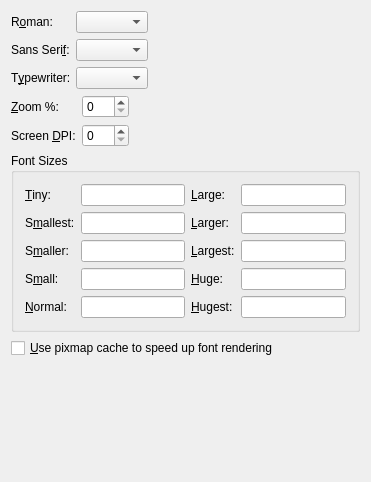
First picture: the form in src/frontends/qt4/ui/PrefScreenFontsUi.ui, repository cburschka/lyx, before the edit.
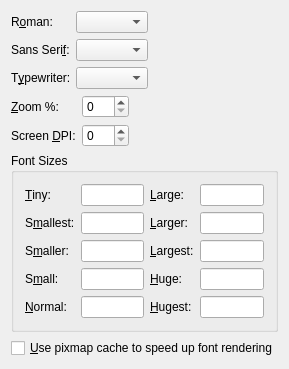
Second picture: the form after the edit. Custom widgets are drawn as their Qt base class.

```diff
--- a/src/frontends/qt4/ui/PrefScreenFontsUi.ui
+++ b/src/frontends/qt4/ui/PrefScreenFontsUi.ui
@@ -1,35 +1,29 @@
 <ui version="4.0" >
  <class>PrefScreenFontsUi</class>
- <widget class="QWidget" name="PrefScreenFontsUi" >
-  <property name="geometry" >
+ <widget class="QWidget" name="PrefScreenFontsUi">
+  <property name="geometry">
    <rect>
     <x>0</x>
     <y>0</y>
-    <width>371</width>
-    <height>482</height>
+    <width>288</width>
+    <height>355</height>
    </rect>
   </property>
   <property name="windowTitle" >
    <string/>
   </property>
-  <layout class="QVBoxLayout" >
-   <property name="margin" >
-    <number>11</number>
-   </property>
-   <property name="spacing" >
-    <number>6</number>
-   </property>
-   <item>
-    <layout class="QHBoxLayout" >
-     <property name="margin" >
-      <number>0</number>
-     </property>
-     <property name="spacing" >
+  <layout class="QGridLayout" name="gridLayout">
+   <item row="0" column="0">
+    <layout class="QHBoxLayout">
+     <property name="spacing">
       <number>6</number>
      </property>
+     <property name="margin">
+      <number>0</number>
+     </property>
      <item>
-      <layout class="QGridLayout" >
-       <property name="margin" >
+      <layout class="QGridLayout">
+       <property name="margin">
         <number>0</number>
        </property>
        <property name="spacing" >
@@ -45,12 +39,10 @@
          </property>
         </widget>
        </item>
-       <item row="1" column="2" >
-        <widget class="GuiFontExample" native="1" name="screenSansFE" >
-         <property name="sizePolicy" >
-          <sizepolicy>
-           <hsizetype>3</hsizetype>
-           <vsizetype>5</vsizetype>
+       <item row="1" column="2">
+        <widget class="GuiFontExample" name="screenSansFE" native="true">
+         <property name="sizePolicy">
+          <sizepolicy hsizetype="MinimumExpanding" vsizetype="Preferred">
            <horstretch>0</horstretch>
            <verstretch>0</verstretch>
           </sizepolicy>
@@ -73,12 +65,10 @@
          </property>
         </widget>
        </item>
-       <item row="0" column="2" >
-        <widget class="GuiFontExample" native="1" name="screenRomanFE" >
-         <property name="sizePolicy" >
-          <sizepolicy>
-           <hsizetype>3</hsizetype>
-           <vsizetype>5</vsizetype>
+       <item row="0" column="2">
+        <widget class="GuiFontExample" name="screenRomanFE" native="true">
+         <property name="sizePolicy">
+          <sizepolicy hsizetype="MinimumExpanding" vsizetype="Preferred">
            <horstretch>0</horstretch>
            <verstretch>0</verstretch>
           </sizepolicy>
@@ -121,12 +111,10 @@
          </property>
         </widget>
        </item>
-       <item row="2" column="2" >
-        <widget class="GuiFontExample" native="1" name="screenTypewriterFE" >
-         <property name="sizePolicy" >
-          <sizepolicy>
-           <hsizetype>3</hsizetype>
-           <vsizetype>5</vsizetype>
+       <item row="2" column="2">
+        <widget class="GuiFontExample" name="screenTypewriterFE" native="true">
+         <property name="sizePolicy">
+          <sizepolicy hsizetype="MinimumExpanding" vsizetype="Preferred">
            <horstretch>0</horstretch>
            <verstretch>0</verstretch>
           </sizepolicy>
@@ -147,17 +135,14 @@
      </item>
     </layout>
    </item>
-   <item>
-    <layout class="QHBoxLayout" >
-     <property name="margin" >
-      <number>0</number>
-     </property>
-     <property name="spacing" >
+   <item row="1" column="0">
+    <layout class="QHBoxLayout">
+     <property name="spacing">
       <number>6</number>
      </property>
      <item>
-      <layout class="QGridLayout" >
-       <property name="margin" >
+      <layout class="QGridLayout">
+       <property name="margin">
         <number>0</number>
        </property>
        <property name="spacing" >
@@ -217,48 +202,48 @@
      </item>
     </layout>
    </item>
-   <item>
-    <widget class="QGroupBox" name="GroupBox3" >
-     <property name="title" >
+   <item row="2" column="0">
+    <widget class="QGroupBox" name="GroupBox3">
+     <property name="title">
       <string>Font Sizes</string>
      </property>
-     <layout class="QGridLayout" >
-      <property name="margin" >
+     <layout class="QGridLayout">
+      <property name="margin">
        <number>11</number>
       </property>
-      <property name="spacing" >
+      <property name="spacing">
        <number>6</number>
       </property>
-      <item row="0" column="1" >
-       <widget class="QLineEdit" name="screenTinyED" />
+      <item row="0" column="1">
+       <widget class="QLineEdit" name="screenTinyED"/>
       </item>
-      <item row="4" column="3" >
-       <widget class="QLineEdit" name="screenHugerED" />
+      <item row="4" column="3">
+       <widget class="QLineEdit" name="screenHugerED"/>
       </item>
-      <item row="1" column="1" >
-       <widget class="QLineEdit" name="screenSmallestED" />
+      <item row="1" column="1">
+       <widget class="QLineEdit" name="screenSmallestED"/>
       </item>
-      <item row="2" column="1" >
-       <widget class="QLineEdit" name="screenSmallerED" />
+      <item row="2" column="1">
+       <widget class="QLineEdit" name="screenSmallerED"/>
       </item>
-      <item row="3" column="1" >
-       <widget class="QLineEdit" name="screenSmallED" />
+      <item row="3" column="1">
+       <widget class="QLineEdit" name="screenSmallED"/>
       </item>
-      <item row="4" column="1" >
-       <widget class="QLineEdit" name="screenNormalED" />
+      <item row="4" column="1">
+       <widget class="QLineEdit" name="screenNormalED"/>
       </item>
-      <item row="0" column="3" >
-       <widget class="QLineEdit" name="screenLargeED" />
+      <item row="0" column="3">
+       <widget class="QLineEdit" name="screenLargeED"/>
       </item>
-      <item row="1" column="3" >
-       <widget class="QLineEdit" name="screenLargerED" />
+      <item row="1" column="3">
+       <widget class="QLineEdit" name="screenLargerED"/>
       </item>
-      <item row="2" column="3" >
-       <widget class="QLineEdit" name="screenLargestED" />
+      <item row="2" column="3">
+       <widget class="QLineEdit" name="screenLargestED"/>
       </item>
-      <item row="0" column="2" >
-       <widget class="QLabel" name="screenLargeLA" >
-        <property name="text" >
+      <item row="0" column="2">
+       <widget class="QLabel" name="screenLargeLA">
+        <property name="text">
          <string>&amp;Large:</string>
         </property>
         <property name="buddy" >
@@ -266,9 +251,9 @@
         </property>
        </widget>
       </item>
-      <item row="1" column="2" >
-       <widget class="QLabel" name="screenLargerLA" >
-        <property name="text" >
+      <item row="1" column="2">
+       <widget class="QLabel" name="screenLargerLA">
+        <property name="text">
          <string>&amp;Larger:</string>
         </property>
         <property name="buddy" >
@@ -276,9 +261,9 @@
         </property>
        </widget>
       </item>
-      <item row="2" column="2" >
-       <widget class="QLabel" name="screenLargestLA" >
-        <property name="text" >
+      <item row="2" column="2">
+       <widget class="QLabel" name="screenLargestLA">
+        <property name="text">
          <string>&amp;Largest:</string>
         </property>
         <property name="buddy" >
@@ -286,12 +271,12 @@
         </property>
        </widget>
       </item>
-      <item row="3" column="3" >
-       <widget class="QLineEdit" name="screenHugeED" />
+      <item row="3" column="3">
+       <widget class="QLineEdit" name="screenHugeED"/>
       </item>
-      <item row="3" column="2" >
-       <widget class="QLabel" name="screenHugeLA" >
-        <property name="text" >
+      <item row="3" column="2">
+       <widget class="QLabel" name="screenHugeLA">
+        <property name="text">
          <string>&amp;Huge:</string>
         </property>
         <property name="buddy" >
@@ -299,9 +284,9 @@
         </property>
        </widget>
       </item>
-      <item row="4" column="2" >
-       <widget class="QLabel" name="screenHugestLA" >
-        <property name="text" >
+      <item row="4" column="2">
+       <widget class="QLabel" name="screenHugestLA">
+        <property name="text">
          <string>&amp;Hugest:</string>
         </property>
         <property name="buddy" >
@@ -362,9 +347,22 @@
      </layout>
     </widget>
    </item>
-   <item>
-    <widget class="QCheckBox" name="pixmapCacheCB" >
-     <property name="toolTip" >
+   <item row="2" column="1">
+    <spacer name="horizontalSpacer">
+     <property name="orientation">
+      <enum>Qt::Horizontal</enum>
+     </property>
+     <property name="sizeHint" stdset="0">
+      <size>
+       <width>40</width>
+       <height>20</height>
+      </size>
+     </property>
+    </spacer>
+   </item>
+   <item row="3" column="0">
+    <widget class="QCheckBox" name="pixmapCacheCB">
+     <property name="toolTip">
       <string>Checking this improves performance, but might decrease the on-screen quality of fonts</string>
      </property>
      <property name="text" >
@@ -372,18 +370,15 @@
      </property>
     </widget>
    </item>
-   <item>
-    <spacer>
-     <property name="orientation" >
+   <item row="4" column="0">
+    <spacer name="verticalSpacer">
+     <property name="orientation">
       <enum>Qt::Vertical</enum>
      </property>
-     <property name="sizeType" >
-      <enum>QSizePolicy::Expanding</enum>
-     </property>
-     <property name="sizeHint" >
+     <property name="sizeHint" stdset="0">
       <size>
        <width>20</width>
-       <height>20</height>
+       <height>6</height>
       </size>
      </property>
     </spacer>
```
Left out of the diff: 151 changed lines with no effect on the pictures.
